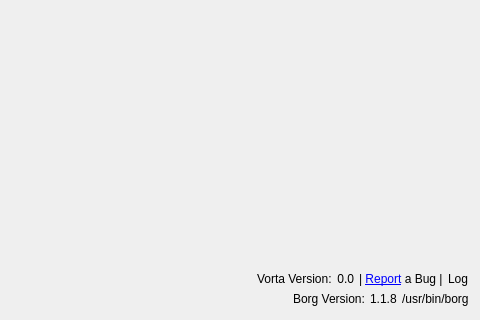
Above: src/vorta/assets/UI/misctab.ui from borgbase/vorta before the change; both pictures show x 311 to 791 and y 177 to 497 of the 791 by 497 pixel window. Below: the same form after it.
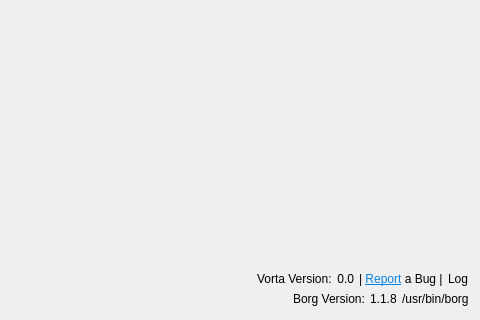
That is the form after the change.

Commit message:
Proper dark style support and removal of style hacks (#475)
* Remove qtdarkstyle and custom fusion style.
* Support instant changes from light to dark style
* Adjust SVG icon colors on-the-fly, adjust to dark theme in real time (macOS)
* Add OS-independent dark mode detection. Fix QToolbox style after theme changes.
* Remove some unnecessary style options, like `uses_light_icon` and `use_dark_style`.

Patch:
```diff
--- a/src/vorta/assets/UI/misctab.ui
+++ b/src/vorta/assets/UI/misctab.ui
@@ -78,7 +78,7 @@
      <item>
       <widget class="QLabel" name="label">
        <property name="text">
-        <string>&lt;html&gt;&lt;head/&gt;&lt;body&gt;&lt;p&gt;| &lt;a href=&quot;https://github.com/borgbase/vorta/issues/new/choose&quot;&gt;&lt;span style=&quot; text-decoration: underline; color:#0000ff;&quot;&gt;Report&lt;/span&gt;&lt;/a&gt; a Bug |&lt;/p&gt;&lt;/body&gt;&lt;/html&gt;</string>
+        <string>&lt;html&gt;&lt;head/&gt;&lt;body&gt;&lt;p&gt;| &lt;a href=&quot;https://github.com/borgbase/vorta/issues/new/choose&quot;&gt;&lt;span style=&quot; text-decoration: underline; color:#0984e3;&quot;&gt;Report&lt;/span&gt;&lt;/a&gt; a Bug |&lt;/p&gt;&lt;/body&gt;&lt;/html&gt;</string>
        </property>
        <property name="openExternalLinks">
         <bool>true</bool>
```
Left out of the diff: 2 changed lines with no effect on the pictures. The commit also changes 64 other files.
